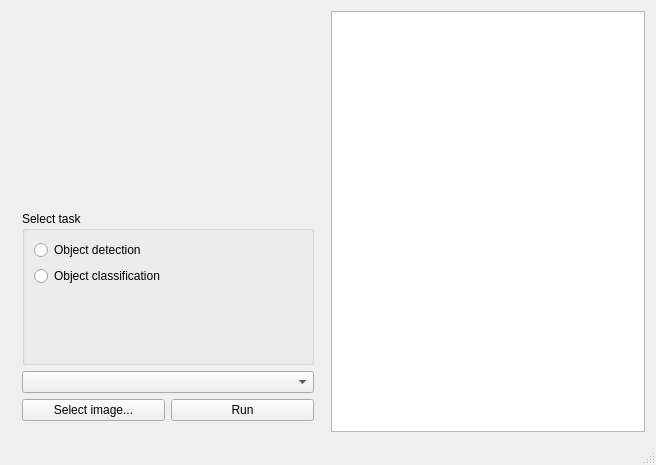
The window that mainwindow.ui (Svjatogor/chip_client) describes before a commit, drawn with Qt 5.
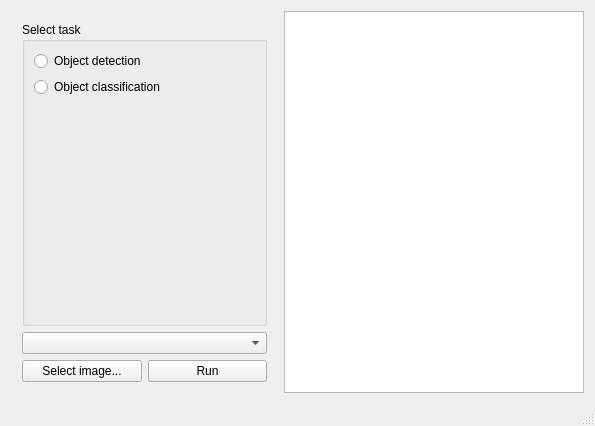
The same window after the commit.

Commit message: Added image widget

```diff
--- a/mainwindow.ui
+++ b/mainwindow.ui
@@ -6,8 +6,8 @@
    <rect>
     <x>0</x>
     <y>0</y>
-    <width>656</width>
-    <height>465</height>
+    <width>595</width>
+    <height>426</height>
    </rect>
   </property>
   <property name="windowTitle">
@@ -47,19 +47,6 @@
       <widget class="QWidget" name="page_2">
        <layout class="QGridLayout" name="gridLayout">
         <item row="0" column="0">
-         <widget class="QLabel" name="labelImage">
-          <property name="minimumSize">
-           <size>
-            <width>5</width>
-            <height>5</height>
-           </size>
-          </property>
-          <property name="text">
-           <string/>
-          </property>
-         </widget>
-        </item>
-        <item row="1" column="0">
          <layout class="QVBoxLayout" name="verticalLayoutTasks">
           <item>
            <widget class="QGroupBox" name="groupBoxTasks">
@@ -99,7 +86,7 @@
           </item>
          </layout>
         </item>
-        <item row="2" column="0">
+        <item row="1" column="0">
          <layout class="QHBoxLayout" name="horizontalLayout">
           <item>
            <widget class="QPushButton" name="selectImgButton">
```
The commit also changes 5 other files.
